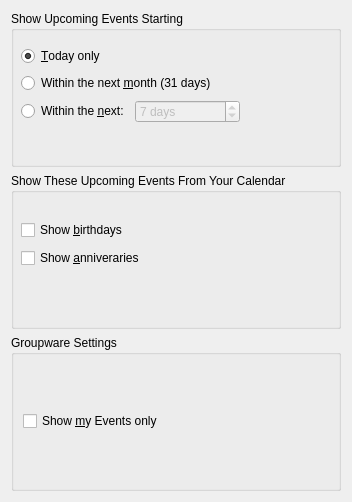
Before: the Qt Designer form kontact/plugins/korganizer/apptsummaryconfig_base.ui in chusopr/kdepim-ktimetracker-akonadi, drawn with Qt 5.
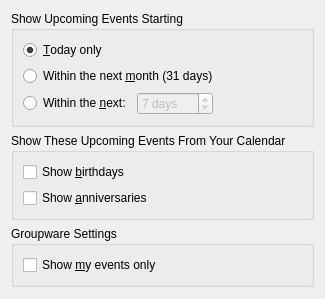
After: the same form once the commit is applied.

Patch:
```diff
--- a/kontact/plugins/korganizer/apptsummaryconfig_base.ui
+++ b/kontact/plugins/korganizer/apptsummaryconfig_base.ui
@@ -4,33 +4,16 @@
  <comment>Configuration page for the Korganizer Event Summary</comment>
  <class>ApptSummaryConfig_Base</class>
  <widget class="QWidget" name="ApptSummaryConfig_Base">
-  <property name="geometry">
-   <rect>
-    <x>0</x>
-    <y>0</y>
-    <width>352</width>
-    <height>502</height>
-   </rect>
-  </property>
   <property name="windowTitle">
    <string>Event Summary Configuration</string>
   </property>
-  <layout class="QGridLayout" name="gridLayout">
-   <item row="0" column="0">
+  <layout class="QVBoxLayout" name="verticalLayout_4">
+   <item>
     <widget class="QGroupBox" name="mDaysButtonGroup">
      <property name="title">
       <string>Show Upcoming Events Starting</string>
      </property>
-     <widget class="QWidget" name="">
-      <property name="geometry">
-       <rect>
-        <x>10</x>
-        <y>34</y>
-        <width>219</width>
-        <height>80</height>
-       </rect>
-      </property>
-      <layout class="QVBoxLayout" name="verticalLayout_3">
+     <layout class="QVBoxLayout" name="verticalLayout_2">
        <item>
         <widget class="QRadioButton" name="mDateTodayButton">
          <property name="toolTip">
@@ -115,26 +98,29 @@
            </property>
           </widget>
          </item>
+        <item>
+         <spacer name="horizontalSpacer">
+          <property name="orientation">
+           <enum>Qt::Horizontal</enum>
+          </property>
+          <property name="sizeHint" stdset="0">
+           <size>
+            <width>1</width>
+            <height>0</height>
+           </size>
+          </property>
+         </spacer>
+        </item>
         </layout>
        </item>
       </layout>
      </widget>
-    </widget>
    </item>
-   <item row="1" column="0">
+   <item>
     <widget class="QGroupBox" name="mShowButtonGroup">
      <property name="title">
       <string>Show These Upcoming Events From Your Calendar</string>
      </property>
-     <widget class="QWidget" name="">
-      <property name="geometry">
-       <rect>
-        <x>10</x>
-        <y>45</y>
-        <width>140</width>
-        <height>52</height>
-       </rect>
-      </property>
       <layout class="QVBoxLayout" name="verticalLayout">
        <item>
         <widget class="QCheckBox" name="mShowBirthdaysFromCal">
@@ -158,21 +144,20 @@
           <string>Enable this option to include anniversaries from your calendar in the Upcoming Events summary. This option is only available if you are using the Birthdays resource in your calendar.</string>
          </property>
          <property name="text">
-          <string>Show &amp;anniveraries</string>
+         <string>Show &amp;anniversaries</string>
          </property>
         </widget>
        </item>
       </layout>
      </widget>
-    </widget>
    </item>
-   <item row="2" column="0">
+   <item>
     <widget class="QGroupBox" name="groupBox">
      <property name="title">
       <string>Groupware Settings</string>
      </property>
-     <layout class="QGridLayout" name="gridLayout_2">
-      <item row="0" column="0">
+     <layout class="QVBoxLayout" name="verticalLayout_3">
+      <item>
        <widget class="QCheckBox" name="mShowMineOnly">
         <property name="toolTip">
          <string>Show Events belonging to my calendars only</string>
@@ -181,13 +166,26 @@
          <string>Check this box if you want the summary to show events belonging to your calendars only.</string>
         </property>
         <property name="text">
-         <string>Show &amp;my Events only</string>
+         <string>Show &amp;my events only</string>
         </property>
        </widget>
       </item>
      </layout>
     </widget>
    </item>
+   <item>
+    <spacer name="verticalSpacer">
+     <property name="orientation">
+      <enum>Qt::Vertical</enum>
+     </property>
+     <property name="sizeHint" stdset="0">
+      <size>
+       <width>0</width>
+       <height>1</height>
+      </size>
+     </property>
+    </spacer>
+   </item>
   </layout>
  </widget>
  <resources/>
```
Left out of the diff: 22 changed lines with no effect on the pictures. Lines whose indentation alone changed are shown as unchanged.
